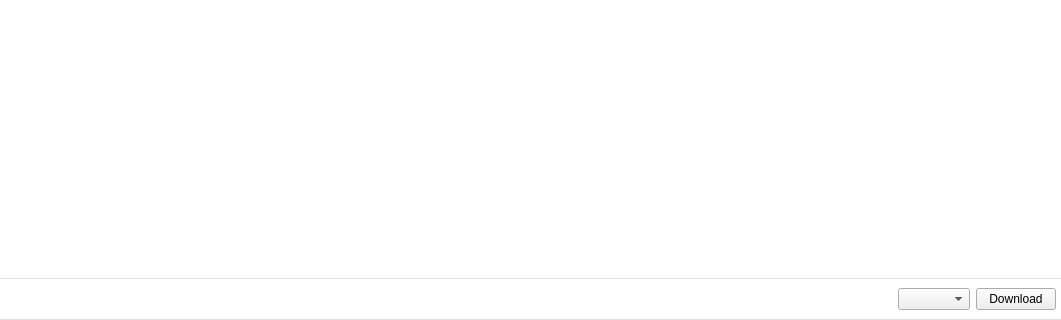
Before: the Qt Designer form src/main_form.ui in panastasiadist/SYLoader, drawn with Qt 5; both pictures show x 0 to 1061 and y 274 to 594 of the 1061 by 594 pixel window.
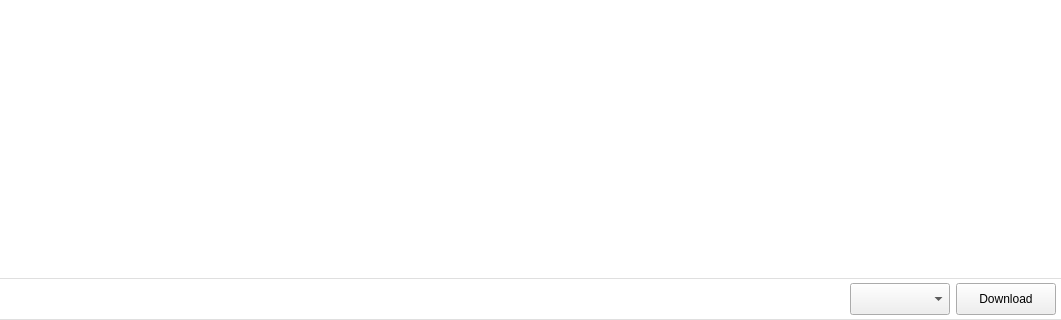
After: the same form once the commit is applied. Icons and pictures are not drawn.

What changed in the file:
```diff
--- a/src/main_form.ui
+++ b/src/main_form.ui
@@ -109,6 +109,11 @@
      </property>
      <item row="3" column="0">
       <widget class="QWidget" name="frameBottom" native="true">
+       <property name="font">
+        <font>
+         <family>Segoe UI</family>
+        </font>
+       </property>
        <property name="styleSheet">
         <string notr="true">#frameBottom {
 /*background-color: rgb(245, 245, 245);*/
@@ -293,6 +298,17 @@
         </item>
         <item>
          <widget class="QComboBox" name="cbxMode">
+          <property name="minimumSize">
+           <size>
+            <width>100</width>
+            <height>32</height>
+           </size>
+          </property>
+          <property name="font">
+           <font>
+            <family>Segoe UI</family>
+           </font>
+          </property>
           <property name="toolTip">
            <string>Choose the file format for your downloaded videos</string>
           </property>
@@ -300,6 +316,19 @@
         </item>
         <item>
          <widget class="QPushButton" name="btnDownload">
+          <property name="minimumSize">
+           <size>
+            <width>100</width>
+            <height>32</height>
+           </size>
+          </property>
+          <property name="font">
+           <font>
+            <family>Segoe UI</family>
+            <weight>50</weight>
+            <bold>false</bold>
+           </font>
+          </property>
           <property name="text">
            <string>Download</string>
           </property>
```
Left out of the diff: 20 changed lines with no effect on the pictures.
